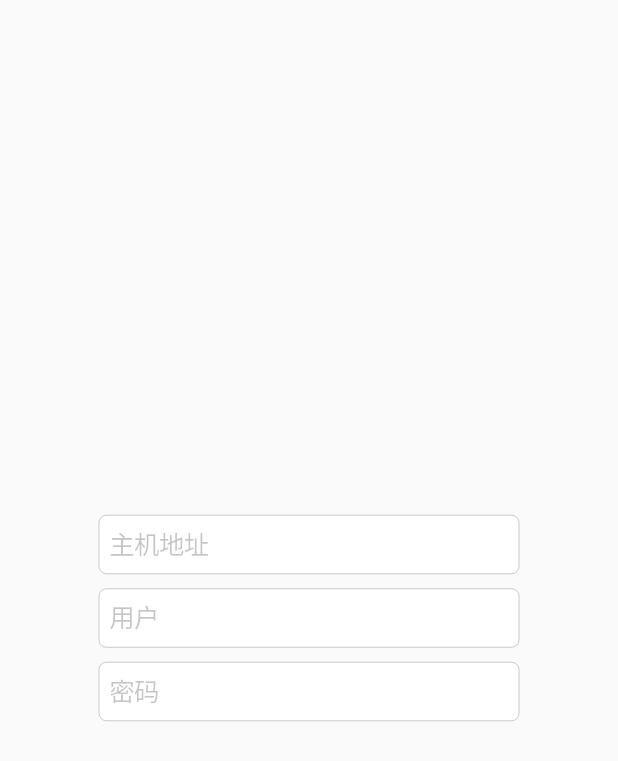
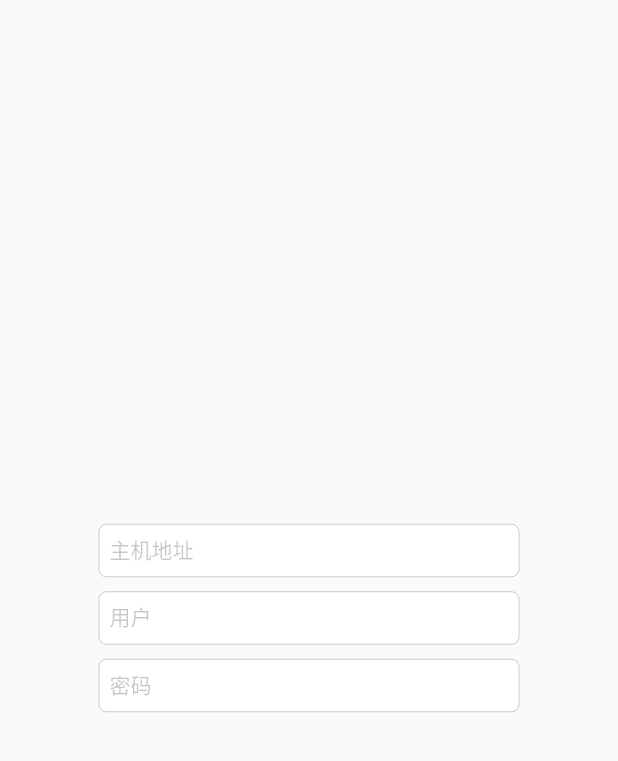
Before and after one commit to janglikv/zero, a Flutter app: the screen it shows after launch, on a phone screen of 412 x 824 dp. Shown: the top 761 px of the screen. Run offline on Flutter 3.47's test engine with Material 2 defaults, Android fonts, the light colour scheme and no system bars.

Commit message:
调整主题

```diff
--- a/lib/main.dart
+++ b/lib/main.dart
@@ -13,7 +13,11 @@ class MyApp extends StatelessWidget {
   @override
   Widget build(BuildContext context) {
     return const CupertinoApp(
-      theme: CupertinoThemeData(primaryColor: Colors.grey),
+      theme: CupertinoThemeData(
+          primaryColor: Colors.grey,
+          textTheme: CupertinoTextThemeData(
+            textStyle: TextStyle(fontSize: 14, color: Colors.black),
+          )),
       home: ConnectPage(),
     );
   }
```
